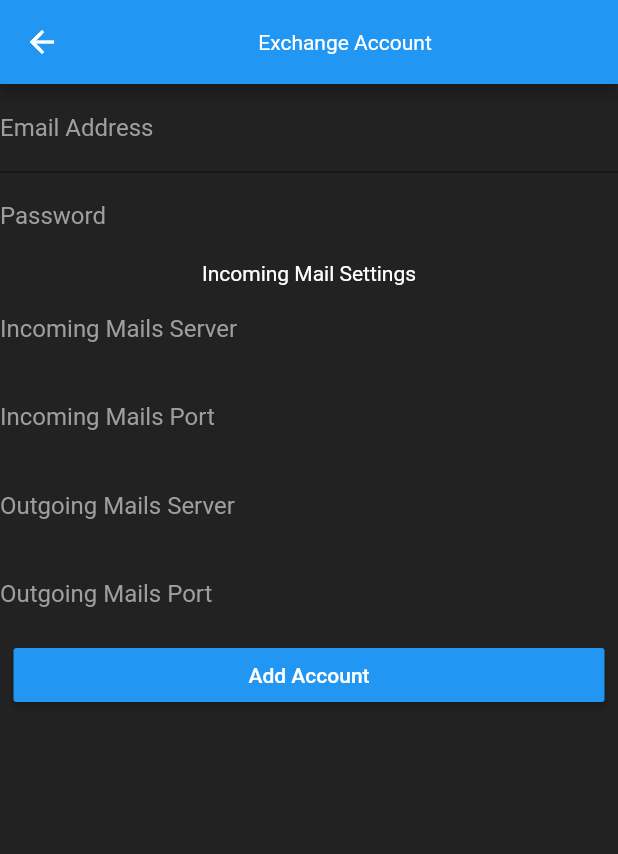
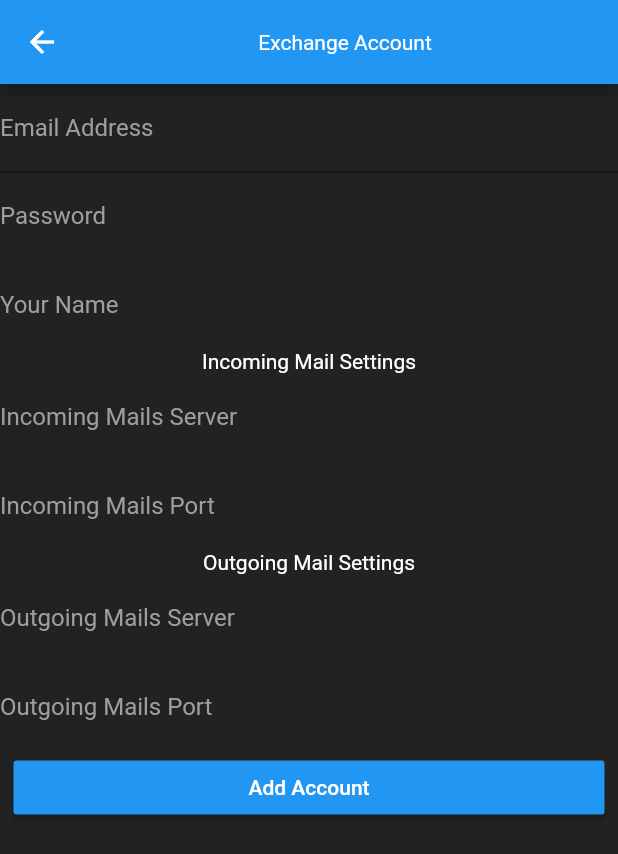
Before and after one commit to komnatadeveloper/mail_client_app, a Flutter app: the AddExchangeAccountScreen screen opened by its route, after a tap on "Add Account", on a phone screen of 412 x 824 dp. Shown: the top 854 px of the screen. Run offline on Flutter 3.47's test engine with Material 2 defaults, Android fonts, the phone set to English and light mode, and no system bars; our stand-ins replace jiffy, shared_preferences; missing offline and left inert: enough_mail, flutter_email_sender, mailer2; accounts and stored records are empty.

Commit message:
Updated Add Exchange Account Page

```diff
--- a/lib/screens/add_exchange_account/add_exchange_account_screen.dart
+++ b/lib/screens/add_exchange_account/add_exchange_account_screen.dart
@@ -30,6 +30,7 @@ class _AddExchangeAccountScreenState extends State<AddExchangeAccountScreen> {
   var _editedEmailAccount = EmailAccount(
     emailAddress: '',
     emailPassword: '',
+    senderName: '',
     incomingMailsServer: '',
     incomingMailsPort: '',
     outgoingMailsServer: '',
@@ -38,6 +39,7 @@ class _AddExchangeAccountScreenState extends State<AddExchangeAccountScreen> {
 
   final _emailAddress = FocusNode();
   final _emailPassword = FocusNode();
+  final _senderName = FocusNode();
   final _incomingMailsServer = FocusNode();
   final _incomingMailsPort = FocusNode();
   final _outgoingMailsServer = FocusNode();
@@ -70,6 +72,7 @@ class _AddExchangeAccountScreenState extends State<AddExchangeAccountScreen> {
   void dispose() {
     _emailAddress.dispose();
     _emailPassword.dispose();
+    _senderName.dispose();
     _incomingMailsServer.dispose();
     _incomingMailsPort.dispose();
     _outgoingMailsServer.dispose();
@@ -133,6 +136,7 @@ class _AddExchangeAccountScreenState extends State<AddExchangeAccountScreen> {
                             _editedEmailAccount = EmailAccount(
                               emailAddress: value,
                               emailPassword: _editedEmailAccount.emailPassword,
+                              senderName: _editedEmailAccount.senderName,
                               incomingMailsServer: _editedEmailAccount.incomingMailsServer,
                               incomingMailsPort: _editedEmailAccount.incomingMailsPort,
                               outgoingMailsServer: _editedEmailAccount.outgoingMailsServer,
@@ -162,6 +166,37 @@ class _AddExchangeAccountScreenState extends State<AddExchangeAccountScreen> {
                             _editedEmailAccount = EmailAccount(
                               emailAddress: _editedEmailAccount.emailAddress,
                               emailPassword: value,
+                              senderName: _editedEmailAccount.senderName,
+                              incomingMailsServer: _editedEmailAccount.incomingMailsServer,
+                              incomingMailsPort: _editedEmailAccount.incomingMailsPort,
+                              outgoingMailsServer: _editedEmailAccount.outgoingMailsServer,
+                              outgoingMailsPort: _editedEmailAccount.outgoingMailsPort,
+                            );
+                          },
+
+                        ),
+
+                        // YOUR NAME
+                        TextFormField(
+                          keyboardType: TextInputType.multiline,
+                          decoration: InputDecoration(
+                            labelText: 'Your Name',
+                            labelStyle: TextStyle(
+                              color: Colors.grey
+                            ),
+                            focusedBorder: InputBorder.none,
+                            border: InputBorder.none
+
+                          ),
+                          style: TextStyle(
+                            color: Theme.of(context).textTheme.title.color
+                          ),
+                          focusNode: _senderName,
+                          onSaved: ( value ) {
+                            _editedEmailAccount = EmailAccount(
+                              emailAddress: _editedEmailAccount.emailAddress,
+                              emailPassword: _editedEmailAccount.emailPassword,
+                              senderName: value,
                               incomingMailsServer: _editedEmailAccount.incomingMailsServer,
                               incomingMailsPort: _editedEmailAccount.incomingMailsPort,
                               outgoingMailsServer: _editedEmailAccount.outgoingMailsServer,
@@ -194,10 +229,12 @@ class _AddExchangeAccountScreenState extends State<AddExchangeAccountScreen> {
                           style: TextStyle(
                             color: Theme.of(context).textTheme.title.color
                           ),
+                          focusNode: _incomingMailsServer,
                           onSaved: ( value ) {
                             _editedEmailAccount = EmailAccount(
                               emailAddress: _editedEmailAccount.emailAddress,
                               emailPassword: _editedEmailAccount.emailPassword,
+                              senderName: _editedEmailAccount.senderName,
                               incomingMailsServer: value,
                               incomingMailsPort: _editedEmailAccount.incomingMailsPort,
                               outgoingMailsServer: _editedEmailAccount.outgoingMailsServer,
@@ -223,10 +260,12 @@ class _AddExchangeAccountScreenState extends State<AddExchangeAccountScreen> {
                           style: TextStyle(
                             color: Theme.of(context).textTheme.title.color
                           ),
+                          focusNode: _incomingMailsPort,
                           onSaved: ( value ) {
                             _editedEmailAccount = EmailAccount(
                               emailAddress: _editedEmailAccount.emailAddress,
                               emailPassword: _editedEmailAccount.emailPassword,
+                              senderName: _editedEmailAccount.senderName,
                               incomingMailsServer: _editedEmailAccount.incomingMailsServer,
                               incomingMailsPort: value,
                               outgoingMailsServer: _editedEmailAccount.outgoingMailsServer,
@@ -234,6 +273,14 @@ class _AddExchangeAccountScreenState extends State<AddExchangeAccountScreen> {
                             );
                           },
 
+                        ),
+
+                        // Outgoing Mail Settings Title
+                        Text(
+                          'Outgoing Mail Settings',
+                          style: TextStyle(
+                            color: Theme.of(context).textTheme.title.color
+                          ),
                         ),
 
                         // Outgoing Mails Server
@@ -251,10 +298,12 @@ class _AddExchangeAccountScreenState extends State<AddExchangeAccountScreen> {
                           style: TextStyle(
                             color: Theme.of(context).textTheme.title.color
                           ),
+                          focusNode: _outgoingMailsServer,
                           onSaved: ( value ) {
                             _editedEmailAccount = EmailAccount(
                               emailAddress: _editedEmailAccount.emailAddress,
                               emailPassword: _editedEmailAccount.emailPassword,
+                              senderName: _editedEmailAccount.senderName,
                               incomingMailsServer: _editedEmailAccount.incomingMailsServer,
                               incomingMailsPort: _editedEmailAccount.incomingMailsPort,
                               outgoingMailsServer: value,
@@ -280,10 +329,12 @@ class _AddExchangeAccountScreenState extends State<AddExchangeAccountScreen> {
                           style: TextStyle(
                             color: Theme.of(context).textTheme.title.color
                           ),
+                          focusNode: _outgoingMailsPort,
                           onSaved: ( value ) {
                             _editedEmailAccount = EmailAccount(
                               emailAddress: _editedEmailAccount.emailAddress,
                               emailPassword: _editedEmailAccount.emailPassword,
+                              senderName: _editedEmailAccount.senderName,
                               incomingMailsServer: _editedEmailAccount.incomingMailsServer,
                               incomingMailsPort: _editedEmailAccount.incomingMailsPort,
                               outgoingMailsServer: _editedEmailAccount.outgoingMailsServer,
```
